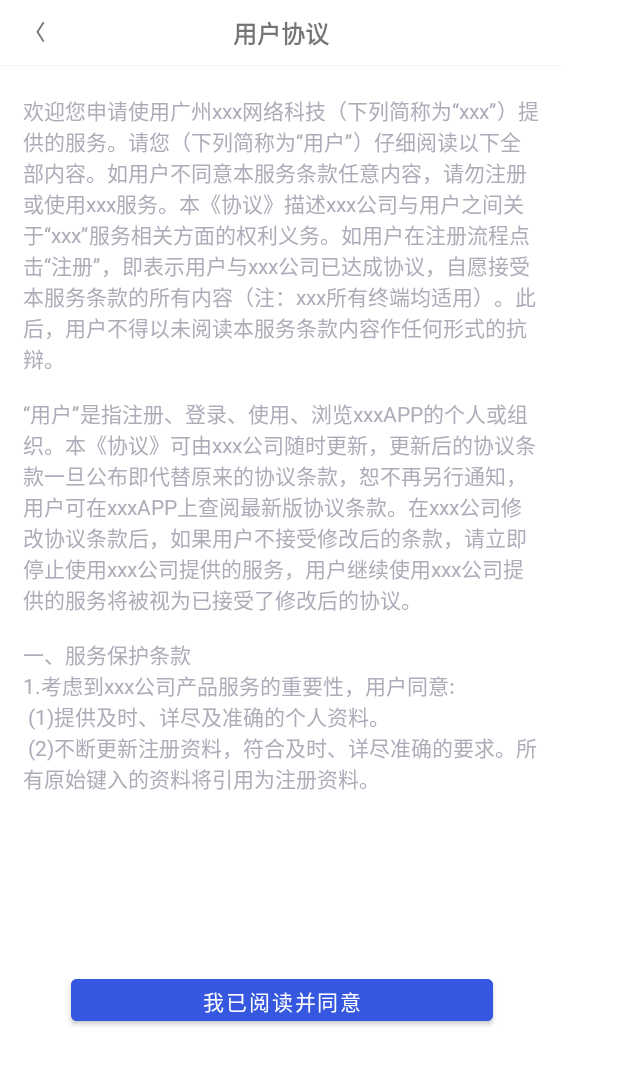
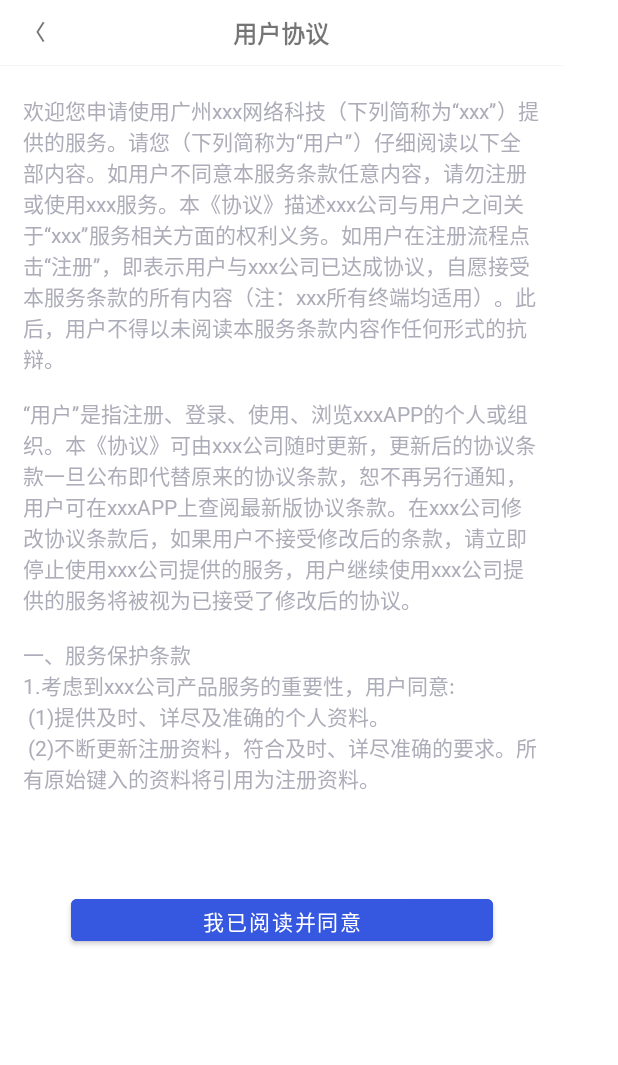
Before and after one commit to huangruifa/app, an Android app: the AgreementActivity screen opened directly, with no data from a screen before it, on a phone screen of 412 x 824 dp. Shown: the top 1065 px of the screen. Run offline under Robolectric (Android 15) with nearby library versions, the phone set to English and light mode, and no system bars.

Commit message:
协议页面修改

```diff
--- a/app/src/main/res/layout/agreement.xml
+++ b/app/src/main/res/layout/agreement.xml
@@ -2,8 +2,8 @@
 <androidx.constraintlayout.widget.ConstraintLayout xmlns:android="http://schemas.android.com/apk/res/android"
     xmlns:app="http://schemas.android.com/apk/res-auto"
     xmlns:tools="http://schemas.android.com/tools"
-    android:layout_width="match_parent"
-    android:layout_height="match_parent"
+    android:layout_width="375dp"
+    android:layout_height="667dp"
     tools:context=".AgreementActivity">
     <RelativeLayout
         android:id="@+id/R_layout"
@@ -38,10 +38,10 @@
     <TextView
         android:id="@+id/text_view2"
         android:layout_width="345dp"
-        android:layout_height="553dp"
+        android:layout_height="500dp"
         app:layout_constraintTop_toBottomOf="@+id/R_layout"
         app:layout_constraintStart_toStartOf="parent"
-        android:layout_marginLeft="15dp"
+        app:layout_constraintEnd_toEndOf="parent"
         android:layout_marginTop="19dp"
         android:textSize="14sp"
         android:textColor="#ADADB9"
```
